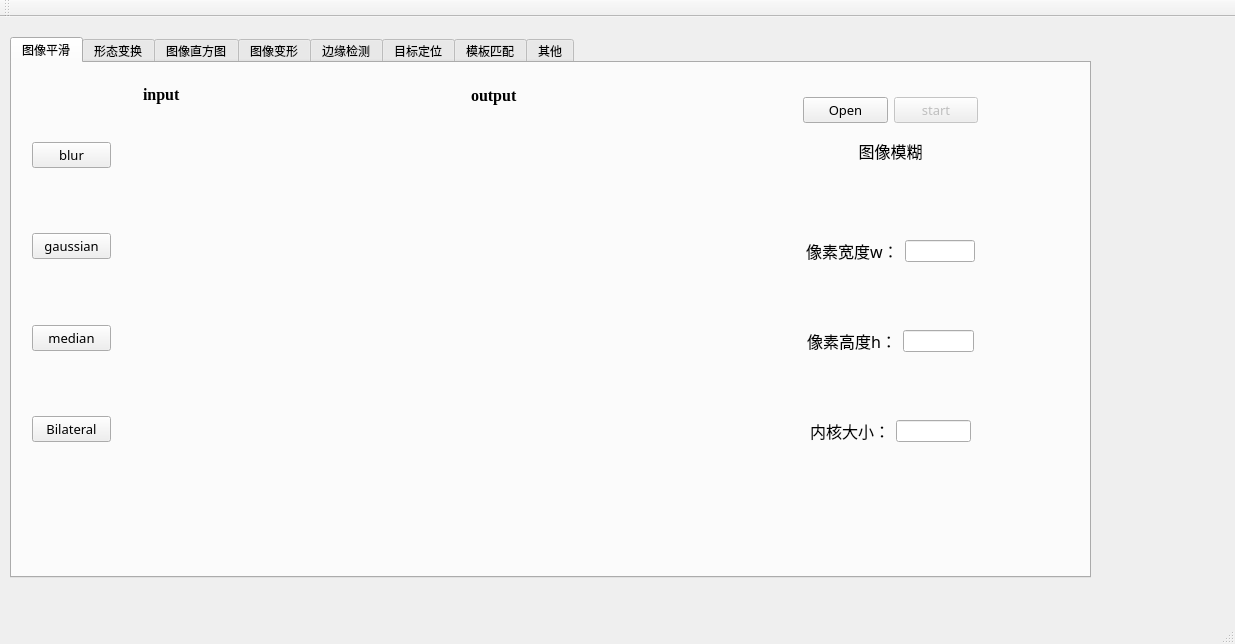
Above: Hi_Opencv/Hi_Opencv/Hi_Opencv.ui from weifenglin/opencv before the change. Below: the same form after it.
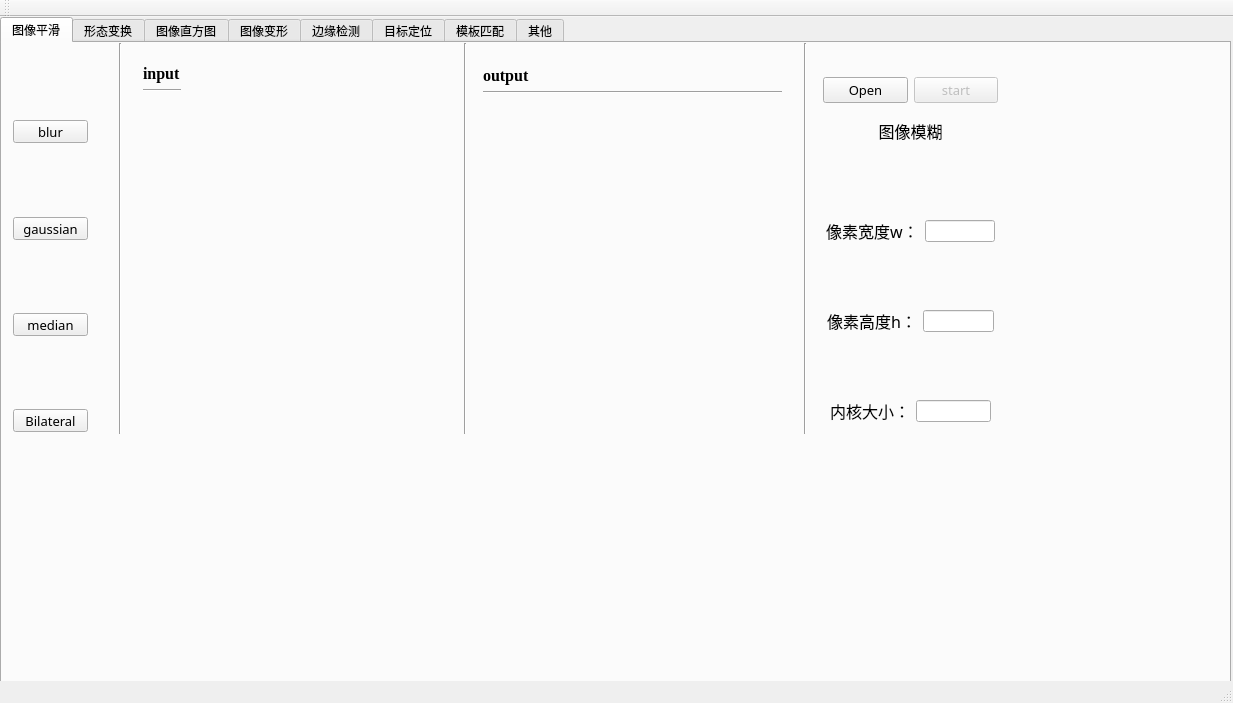
That is the form after the change. The open tabs and pages were chosen to show the change.

Commit message: 页面修改，图像适应Label

Diff of the .ui file:
```diff
--- a/Hi_Opencv/Hi_Opencv/Hi_Opencv.ui
+++ b/Hi_Opencv/Hi_Opencv/Hi_Opencv.ui
@@ -6,8 +6,8 @@
    <rect>
     <x>0</x>
     <y>0</y>
-    <width>1235</width>
-    <height>644</height>
+    <width>1233</width>
+    <height>703</height>
    </rect>
   </property>
   <property name="windowTitle">
@@ -17,10 +17,10 @@
    <widget class="QTabWidget" name="tabWidget">
     <property name="geometry">
      <rect>
-      <x>10</x>
-      <y>20</y>
-      <width>1081</width>
-      <height>541</height>
+      <x>0</x>
+      <y>0</y>
+      <width>1231</width>
+      <height>691</height>
      </rect>
     </property>
     <property name="toolTip">
@@ -39,129 +39,16 @@
      <widget class="QWidget" name="layoutWidget">
       <property name="geometry">
        <rect>
-        <x>9</x>
-        <y>9</y>
-        <width>101</width>
-        <height>381</height>
-       </rect>
-      </property>
-      <layout class="QVBoxLayout" name="verticalLayout">
-       <item>
-        <spacer name="verticalSpacer_4">
-         <property name="orientation">
-          <enum>Qt::Vertical</enum>
-         </property>
-         <property name="sizeHint" stdset="0">
-          <size>
-           <width>20</width>
-           <height>60</height>
-          </size>
-         </property>
-        </spacer>
-       </item>
-       <item>
-        <widget class="QPushButton" name="pushButton_blur">
-         <property name="font">
-          <font>
-           <family>楷体</family>
-           <pointsize>10</pointsize>
-          </font>
-         </property>
-         <property name="text">
-          <string>blur</string>
-         </property>
-        </widget>
-       </item>
-       <item>
-        <spacer name="verticalSpacer_3">
-         <property name="orientation">
-          <enum>Qt::Vertical</enum>
-         </property>
-         <property name="sizeHint" stdset="0">
-          <size>
-           <width>20</width>
-           <height>60</height>
-          </size>
-         </property>
-        </spacer>
-       </item>
-       <item>
-        <widget class="QPushButton" name="pushButton_gaussian">
-         <property name="font">
-          <font>
-           <family>楷体</family>
-           <pointsize>10</pointsize>
-          </font>
-         </property>
-         <property name="text">
-          <string>gaussian</string>
-         </property>
-        </widget>
-       </item>
-       <item>
-        <spacer name="verticalSpacer_2">
-         <property name="orientation">
-          <enum>Qt::Vertical</enum>
-         </property>
-         <property name="sizeHint" stdset="0">
-          <size>
-           <width>20</width>
-           <height>60</height>
-          </size>
-         </property>
-        </spacer>
-       </item>
-       <item>
-        <widget class="QPushButton" name="pushButton_3">
-         <property name="font">
-          <font>
-           <family>楷体</family>
-           <pointsize>10</pointsize>
-          </font>
-         </property>
-         <property name="text">
-          <string>median</string>
-         </property>
-        </widget>
-       </item>
-       <item>
-        <spacer name="verticalSpacer">
-         <property name="orientation">
-          <enum>Qt::Vertical</enum>
-         </property>
-         <property name="sizeHint" stdset="0">
-          <size>
-           <width>20</width>
-           <height>60</height>
-          </size>
-         </property>
-        </spacer>
-       </item>
-       <item>
-        <widget class="QPushButton" name="pushButton_4">
-         <property name="font">
-          <font>
-           <family>楷体</family>
-           <pointsize>10</pointsize>
-          </font>
-         </property>
-         <property name="text">
-          <string>Bilateral</string>
-         </property>
-        </widget>
-       </item>
-      </layout>
-     </widget>
-     <widget class="QWidget" name="layoutWidget">
-      <property name="geometry">
-       <rect>
-        <x>120</x>
+        <x>130</x>
         <y>10</y>
         <width>321</width>
         <height>381</height>
        </rect>
       </property>
       <layout class="QVBoxLayout" name="verticalLayout_2">
+       <property name="sizeConstraint">
+        <enum>QLayout::SetFixedSize</enum>
+       </property>
        <item>
         <widget class="QLabel" name="label">
          <property name="maximumSize">
@@ -183,6 +70,13 @@
          </property>
         </widget>
        </item>
+       <item>
+        <widget class="Line" name="line_3">
+         <property name="orientation">
+          <enum>Qt::Horizontal</enum>
+         </property>
+        </widget>
+       </item>
        <item>
         <spacer name="verticalSpacer_10">
          <property name="orientation">
@@ -226,7 +120,7 @@
      <widget class="QWidget" name="layoutWidget">
       <property name="geometry">
        <rect>
-        <x>448</x>
+        <x>470</x>
         <y>11</y>
         <width>321</width>
         <height>381</height>
@@ -254,6 +148,13 @@
          </property>
         </widget>
        </item>
+       <item>
+        <widget class="Line" name="line_4">
+         <property name="orientation">
+          <enum>Qt::Horizontal</enum>
+         </property>
+        </widget>
+       </item>
        <item>
         <widget class="QLabel" name="label_out">
          <property name="sizePolicy">
@@ -297,7 +198,7 @@
      <widget class="QWidget" name="layoutWidget">
       <property name="geometry">
        <rect>
-        <x>780</x>
+        <x>810</x>
         <y>10</y>
         <width>197</width>
         <height>381</height>
@@ -557,6 +458,121 @@
        </item>
       </layout>
      </widget>
+     <widget class="Line" name="line">
+      <property name="geometry">
+       <rect>
+        <x>103</x>
+        <y>0</y>
+        <width>31</width>
+        <height>391</height>
+       </rect>
+      </property>
+      <property name="orientation">
+       <enum>Qt::Vertical</enum>
+      </property>
+     </widget>
+     <widget class="Line" name="line_2">
+      <property name="geometry">
+       <rect>
+        <x>453</x>
+        <y>0</y>
+        <width>21</width>
+        <height>391</height>
+       </rect>
+      </property>
+      <property name="orientation">
+       <enum>Qt::Vertical</enum>
+      </property>
+     </widget>
+     <widget class="Line" name="line_5">
+      <property name="geometry">
+       <rect>
+        <x>783</x>
+        <y>0</y>
+        <width>41</width>
+        <height>391</height>
+       </rect>
+      </property>
+      <property name="orientation">
+       <enum>Qt::Vertical</enum>
+      </property>
+     </widget>
+     <widget class="QPushButton" name="pushButton_blur">
+      <property name="geometry">
+       <rect>
+        <x>11</x>
+        <y>77</y>
+        <width>75</width>
+        <height>23</height>
+       </rect>
+      </property>
+      <property name="font">
+       <font>
+        <family>楷体</family>
+        <pointsize>10</pointsize>
+       </font>
+      </property>
+      <property name="text">
+       <string>blur</string>
+      </property>
+     </widget>
+     <widget class="QPushButton" name="pushButton_gaussian">
+      <property name="geometry">
+       <rect>
+        <x>11</x>
+        <y>174</y>
+        <width>75</width>
+        <height>23</height>
+       </rect>
+      </property>
+      <property name="font">
+       <font>
+        <family>楷体</family>
+        <pointsize>10</pointsize>
+       </font>
+      </property>
+      <property name="text">
+       <string>gaussian</string>
+      </property>
+     </widget>
+     <widget class="QPushButton" name="pushButton_3">
+      <property name="geometry">
+       <rect>
+        <x>11</x>
+        <y>270</y>
+        <width>75</width>
+        <height>23</height>
+       </rect>
+      </property>
+      <property name="font">
+       <font>
+        <family>楷体</family>
+        <pointsize>10</pointsize>
+       </font>
+      </property>
+      <property name="text">
+       <string>median</string>
+      </property>
+     </widget>
+     <widget class="QPushButton" name="pushButton_4">
+      <property name="geometry">
+       <rect>
+        <x>11</x>
+        <y>366</y>
+        <width>75</width>
+        <height>23</height>
+       </rect>
+      </property>
+      <property name="font">
+       <font>
+        <family>楷体</family>
+        <pointsize>10</pointsize>
+       </font>
+      </property>
+      <property name="text">
+       <string>Bilateral</string>
+      </property>
+     </widget>
     </widget>
     <widget class="QWidget" name="tab_2">
      <attribute name="title">
```
Left out of the diff: 937 changed lines with no effect on the pictures. The commit also changes 2 other files.
